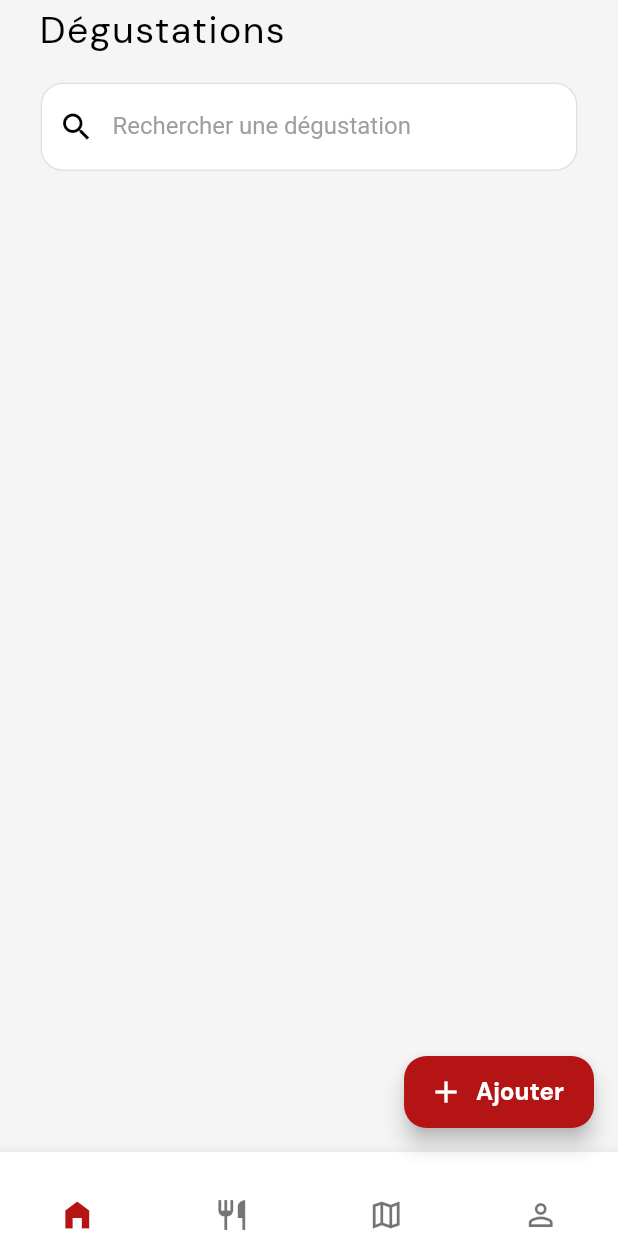
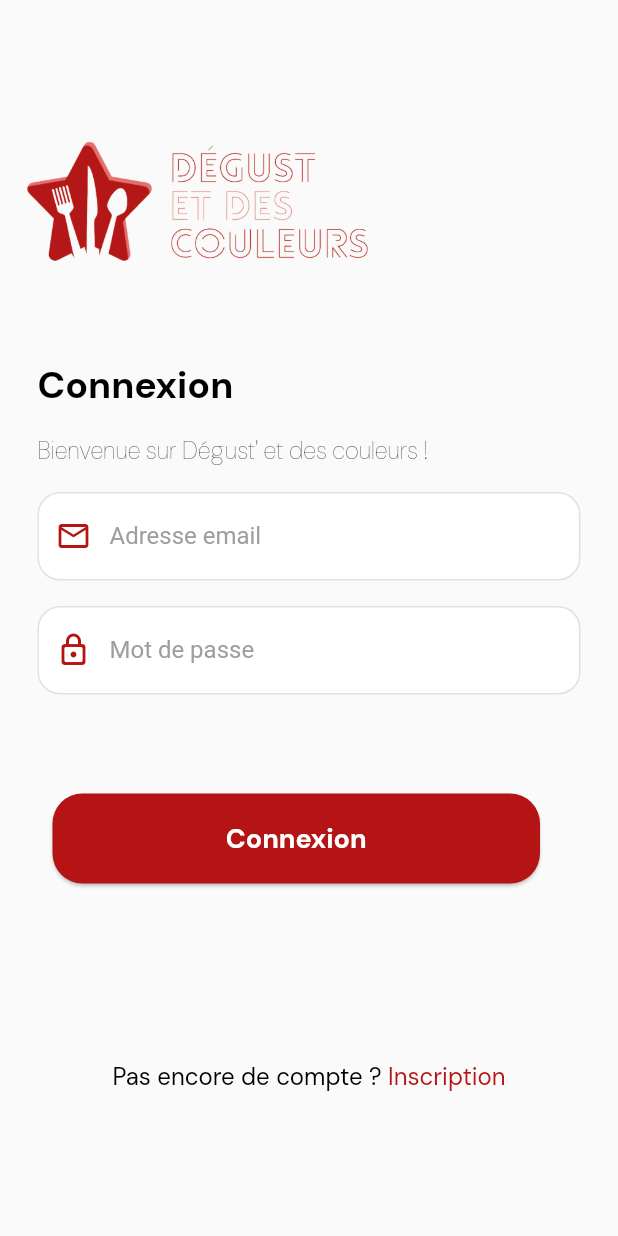
Before and after one commit to tegbessou/mobile-dedc, a Flutter app: the screen it shows after launch, on a phone screen of 412 x 824 dp. Run offline on Flutter 3.47's test engine with Material 2 defaults, Android fonts, the phone set to English and light mode, and no system bars; our stand-ins replace firebase_auth, firebase_core, flutter_dotenv, flutter_secure_storage, flutter_typeahead, go_router and 4 more; missing offline and left inert: dart:ffi; accounts and stored records are empty.

Commit message:
Setup login

```diff
--- /dev/null
+++ b/lib/controller/login_controller.dart
@@ -0,0 +1,156 @@
+import 'dart:async';
+
+import 'package:degust_et_des_couleurs/core/auth.dart';
+import 'package:degust_et_des_couleurs/repository/token_repository.dart';
+import 'package:degust_et_des_couleurs/view/_floating_action_button_custom.dart';
+import 'package:degust_et_des_couleurs/view/_my_colors.dart';
+import 'package:degust_et_des_couleurs/view/_text_dm_sans.dart';
+import 'package:degust_et_des_couleurs/view/_text_field_custom.dart';
+import 'package:flutter/material.dart';
+
+class LoginController extends StatefulWidget {
+  @override
+  State<StatefulWidget> createState() {
+    return LoginControllerState();
+  }
+
+}
+
+class LoginControllerState extends State<LoginController> {
+  String errorMessage = '';
+  bool isLogin = true;
+
+  final TextEditingController controllerEmail = TextEditingController();
+  final TextEditingController controllerPassword = TextEditingController();
+
+  Future<void> signWithCustomToken() async {
+    setState(() {
+      errorMessage = "";
+    });
+
+    TokenRepository().getToken(controllerEmail.text, controllerPassword.text).then(
+      (value) {
+        Auth().signInWitCustomToken(token: value.token).catchError((error) {
+          setState(() {
+            errorMessage = error.message ?? "";
+          });
+        });
+      }
+    ).catchError((error) {
+      setState(() {
+        errorMessage = "Identifiants incorrects";
+      });
+    });
+  }
+
+  @override
+  Widget build(BuildContext context) {
+    return Scaffold(
+      body: SingleChildScrollView(
+        child: Container(
+          height: MediaQuery.of(context).size.height * 0.90,
+          child: Column(
+            crossAxisAlignment: CrossAxisAlignment.start,
+            mainAxisSize: MainAxisSize.max,
+            mainAxisAlignment: MainAxisAlignment.start,
+            children: [
+              const Padding(
+                padding: EdgeInsets.only(
+                  top: 70,
+                )
+              ),
+              Image.asset(
+                "assets/images/logo.png",
+                height: 130,
+                alignment: Alignment.centerLeft,
+              ),
+              Container(
+                padding: const EdgeInsets.only(top: 40, left: 25, right: 25),
+                child: Column(
+                  crossAxisAlignment: CrossAxisAlignment.start,
+                  mainAxisSize: MainAxisSize.max,
+                  mainAxisAlignment: MainAxisAlignment.start,
+                  children: [
+                    TextDmSans(
+                      "Connexion",
+                      fontSize: 25,
+                      fontWeight: FontWeight.bold,
+                      letterSpacing: 0,
+                    ),
+                    const Padding(
+                      padding: EdgeInsets.only(
+                        top: 17,
+                      ),
+                    ),
+                    TextDmSans(
+                      "Bienvenue sur Dégust' et des couleurs !",
+                      fontSize: 16,
+                      letterSpacing: 0,
+                      fontWeight: FontWeight.w100,
+                    ),
+                    const Padding(
+                      padding: EdgeInsets.only(
+                        top: 17,
+                      ),
+                    ),
+                    TextFieldCustom(
+                      controller: controllerEmail,
+                      placeholder: "Adresse email",
+                      icon: Icons.mail_outline_outlined,
+                      iconColor: MyColors().primaryColor,
+                    ),
+                    const Padding(
+                      padding: EdgeInsets.only(
+                        top: 17,
+                      ),
+                    ),
+                    TextFieldCustom(
+                      controller: controllerPassword,
+                      placeholder: "Mot de passe",
+                      icon: Icons.lock_outline_rounded,
+                      iconColor: MyColors().primaryColor,
+                      obscureText: true,
+                    ),
+                    Container(
+                      padding: const EdgeInsets.all(20),
+                      child:Text(
+                        errorMessage,
+                        style: const TextStyle(
+                          color: Colors.red,
+                        ),
+                      ),
+                    ),
+                    FloatingActionButtonCustom(
+                      text: "Connexion",
+                      onPressed: signWithCustomToken,
+                    ),
+                  ],
+                ),
+              ),
+              Spacer(),
+              TextButton(
+                onPressed: () {},
+                child: Row(
+                  mainAxisAlignment: MainAxisAlignment.center,
+                  children: [
+                    TextDmSans(
+                      "Pas encore de compte ?",
+                      fontSize: 16,
+                      letterSpacing: 0,
+                    ),
+                    TextDmSans(
+                      " Inscription",
+                      fontSize: 16,
+                      letterSpacing: 0,
+                      color: MyColors().primaryColor,
+                    ),
+                  ],
+                )
+              )
+            ],
+          ),
+        ),
+      ),
+    );
+  }
+}
--- /dev/null
+++ b/lib/core/auth.dart
@@ -0,0 +1,19 @@
+import 'package:firebase_auth/firebase_auth.dart';
+
+class Auth {
+  final FirebaseAuth firebaseAuth = FirebaseAuth.instance;
+
+  User? get currentUser => firebaseAuth.currentUser;
+
+  Stream<User?> get authStateChanges => firebaseAuth.authStateChanges();
+
+  Future<void> signInWitCustomToken({
+    required String token,
+  }) async {
+    await firebaseAuth.signInWithCustomToken(token);
+  }
+
+  Future<void> signOut() async {
+    await firebaseAuth.signOut();
+  }
+}
--- /dev/null
+++ b/lib/exception/connection_failed_exception.dart
@@ -0,0 +1,3 @@
+class ConnectionFailedException implements Exception {
+
+}
--- a/lib/main.dart
+++ b/lib/main.dart
@@ -1,12 +1,19 @@
 import 'package:degust_et_des_couleurs/controller/homepage_controller.dart';
+import 'package:degust_et_des_couleurs/controller/login_controller.dart';
 import 'package:degust_et_des_couleurs/controller/profile_controller.dart';
-import 'package:degust_et_des_couleurs/controller/tasting_controller.dart';
+import 'package:degust_et_des_couleurs/core/auth.dart';
+import 'package:degust_et_des_couleurs/firebase_options.dart';
+import 'package:firebase_core/firebase_core.dart';
 import 'package:flutter/material.dart';
 import 'package:flutter_dotenv/flutter_dotenv.dart';
 import 'package:go_router/go_router.dart';
 
 Future<void> main() async {
   await dotenv.load();
+  WidgetsFlutterBinding.ensureInitialized();
+  await Firebase.initializeApp(
+    options: DefaultFirebaseOptions.currentPlatform,
+  );
 
   runApp(MyApp());
 }
@@ -41,8 +48,19 @@ class MyApp extends StatelessWidget {
 
   @override
   Widget build(BuildContext context) {
-    return MaterialApp.router(
-      routerConfig: _router,
+    return StreamBuilder(
+      stream: Auth().authStateChanges,
+      builder: (context, snapshot) {
+        if (snapshot.hasData) {
+          return MaterialApp.router(
+            routerConfig: _router,
+          );
+        } else {
+          return MaterialApp(
+            home: LoginController(),
+          );
+        }
+      }
     );
   }
 }
--- a/lib/view/_text_field_custom.dart
+++ b/lib/view/_text_field_custom.dart
@@ -5,6 +5,7 @@ class TextFieldCustom extends StatelessWidget {
   String placeholder;
   IconData icon;
   Color? iconColor;
+  bool obscureText;
   TextEditingController? controller;
   void Function(String value)? onChanged;
 
@@ -15,6 +16,7 @@ class TextFieldCustom extends StatelessWidget {
     this.iconColor,
     this.controller,
     this.onChanged,
+    this.obscureText = false,
   });
 
   @override
@@ -22,6 +24,7 @@ class TextFieldCustom extends StatelessWidget {
     return TextField(
       controller: controller,
       onChanged: onChanged ?? (value) => {},
+      obscureText: obscureText,
       decoration: InputDecoration(
         filled: true,
         fillColor: MyColors().whiteColor,
--- a/lib/view/tasting/_dish_card_view.dart
+++ b/lib/view/tasting/_dish_card_view.dart
@@ -10,11 +10,13 @@ class DishCardView extends StatelessWidget {
     'Supprimer',
   ];
   void Function(Dish? dish) remove;
+  void Function(Dish? dish) update;
 
   DishCardView({
     super.key,
     required this.dish,
     required this.remove,
+    required this.update,
   });
 
   Dish? dish;
@@ -102,8 +104,7 @@ class DishCardView extends StatelessWidget {
                                 ),
                               ],
                             ),
-                            onTap: () {
-                            },
+                            onTap: () => update(dish),
                           ),
                           PopupMenuItem<String>(
                             value: "Supprimer",
--- a/lib/view/tasting/_tab_beverages_view.dart
+++ b/lib/view/tasting/_tab_beverages_view.dart
@@ -74,8 +74,7 @@ class TabBeveragesViewState extends State<TabBeveragesView> {
             );
           }
 
-           return Container(
-              child: Column(
+           return Column(
              children: [
                SingleChildScrollView(
                  child: SizedBox(
@@ -92,7 +91,7 @@ class TabBeveragesViewState extends State<TabBeveragesView> {
                ),
              ),
            ),
-              Spacer(),
+           const Spacer(),
            FloatingActionButtonCustom(
              onPressed: () {
                Future<
@@ -116,7 +115,6 @@ class TabBeveragesViewState extends State<TabBeveragesView> {
              text: "Nouvelle boisson"
            ),
             ],
-          ),
           );
       }
     );
--- a/pubspec.yaml
+++ b/pubspec.yaml
@@ -23,6 +23,8 @@ dependencies:
   flutter_secure_storage: ^8.0.0
   intl: ^0.18.1
   loading_animation_widget: ^1.2.0
+  firebase_core: ^2.20.0
+  firebase_auth: ^4.12.0
 
 dev_dependencies:
   flutter_test:
@@ -35,3 +37,4 @@ flutter:
 
   assets:
     - .env
+    - assets/images/logo.png
```
Also changed, not shown: lib/view/login/_app_bar_view.dart (added, +27 -0 lines), lib/view/tasting/_tab_dishes_view.dart (+27 -2 lines), lib/view/tasting/_update_dish_view.dart (added, +317 -0 lines), lib/widget_tree.dart (added, +29 -0 lines), assets/images/logo.png (added), lib/firebase_options.dart (added), pubspec.lock, 8 other files. Lines whose indentation alone changed are shown as unchanged.
